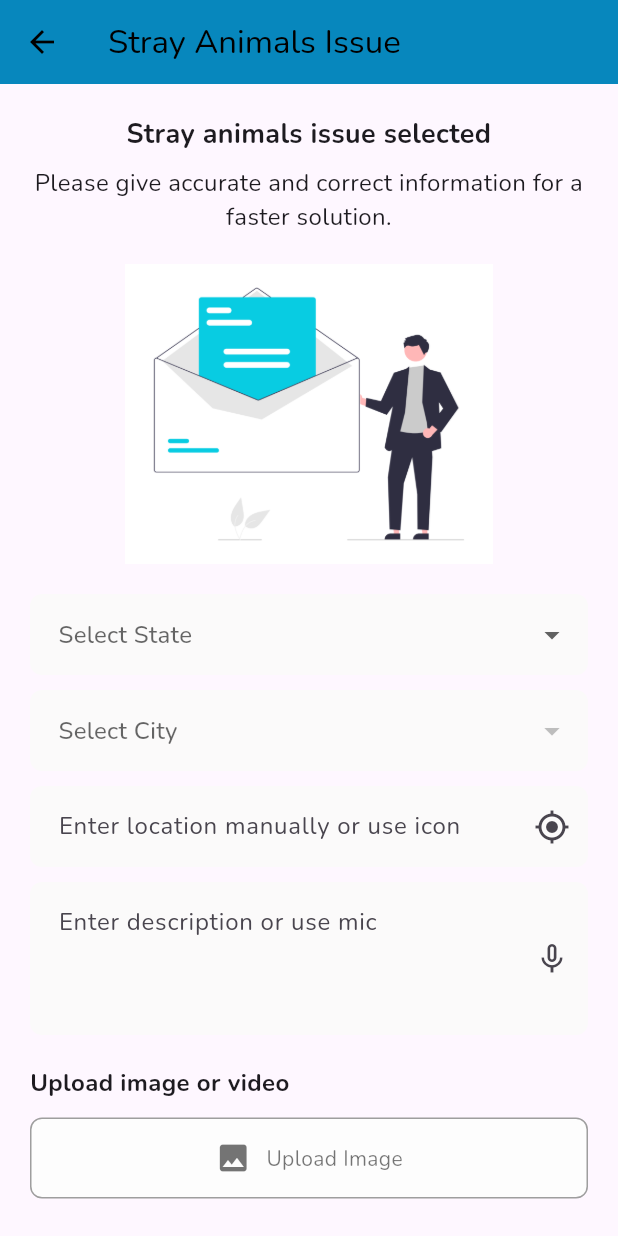
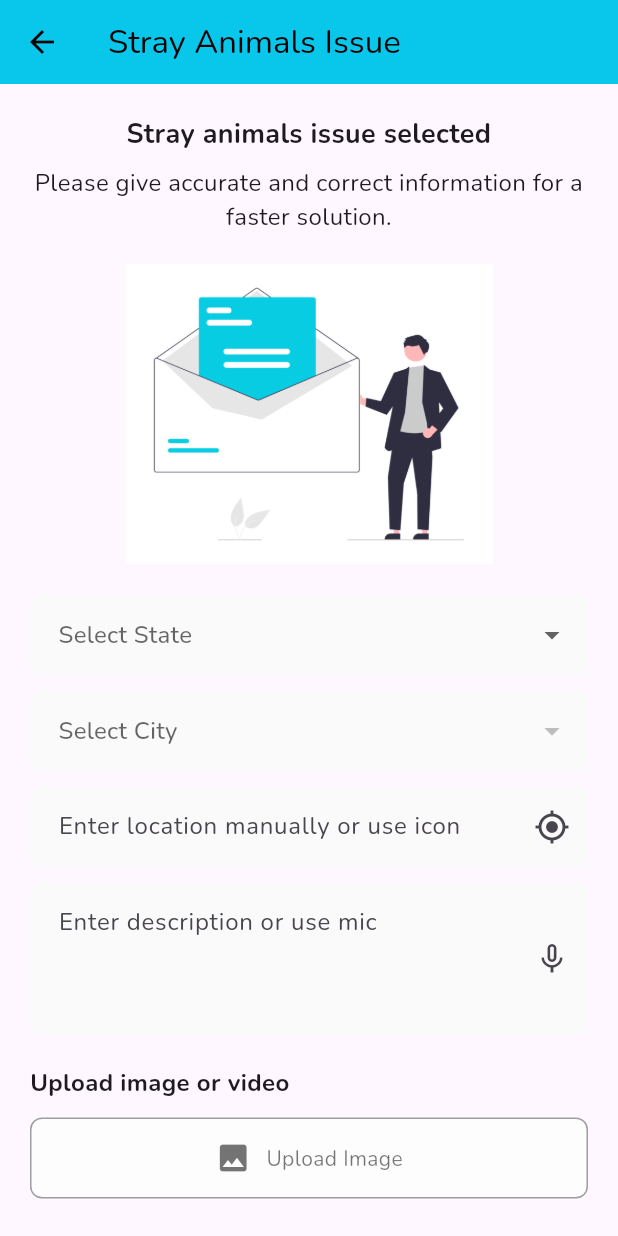
Before and after one commit to shrutisachan08/NagarVikas, a Flutter app: the AnimalsPage screen opened directly, on a phone screen of 412 x 824 dp. Run offline on Flutter 3.47's test engine with Material 3 defaults, Android fonts, the phone set to English and light mode, and no system bars; our stand-ins replace animate_do, animated_text_kit, connectivity_plus, dio, firebase_auth, firebase_core and 15 more; missing offline and left inert: onesignal_flutter; accounts and stored records are empty; project files that could hold a hidden picture were left out.

Commit message:
made change

```diff
--- a/lib/screen/animals.dart
+++ b/lib/screen/animals.dart
@@ -9,7 +9,7 @@ class AnimalsPage extends StatelessWidget {
     return Scaffold(
       appBar: AppBar(
         title: const Text("Stray Animals Issue"),
-        backgroundColor: const Color.fromARGB(255, 2, 138, 192),
+        backgroundColor: const Color.fromARGB(255, 4, 204, 240),
         foregroundColor: Colors.black,
         elevation: 1,
       ),
--- a/lib/screen/drainage.dart
+++ b/lib/screen/drainage.dart
@@ -9,7 +9,7 @@ class DrainagePage extends StatelessWidget {
     return Scaffold(
       appBar: AppBar(
         title: const Text("Drainage Issue"),
-        backgroundColor: const Color.fromARGB(255, 1, 163, 213),
+        backgroundColor: const Color.fromARGB(255, 4, 204, 240),
         foregroundColor: Colors.black,
         elevation: 1,
       ),
--- a/lib/screen/garbage.dart
+++ b/lib/screen/garbage.dart
@@ -10,7 +10,7 @@ class GarbagePage extends StatelessWidget {
     return Scaffold(
       appBar: AppBar(
         title: const Text("Garbage Issue"),
-        backgroundColor: const Color.fromARGB(255, 2, 143, 186),
+        backgroundColor: const Color.fromARGB(255, 4, 204, 240),
         foregroundColor: Colors.black,
         elevation: 1,
       ),
--- a/lib/screen/new_entry.dart
+++ b/lib/screen/new_entry.dart
@@ -9,7 +9,7 @@ class NewEntryPage extends StatelessWidget {
     return Scaffold(
       appBar: AppBar(
         title: const Text("New Issue"),
-        backgroundColor: const Color.fromARGB(255, 5, 139, 207),
+        backgroundColor: const Color.fromARGB(255, 4, 204, 240),
         foregroundColor: Colors.black,
         elevation: 1,
       ),
--- a/lib/screen/road.dart
+++ b/lib/screen/road.dart
@@ -9,7 +9,7 @@ class RoadPage extends StatelessWidget {
     return Scaffold(
       appBar: AppBar(
         title: const Text("Road Issue"),
-        backgroundColor: const Color.fromARGB(255, 3, 129, 192),
+        backgroundColor: const Color.fromARGB(255, 4, 204, 240),
         foregroundColor: Colors.black,
         elevation: 1,
       ),
--- a/lib/screen/street_light.dart
+++ b/lib/screen/street_light.dart
@@ -9,7 +9,7 @@ class StreetLightPage extends StatelessWidget {
     return Scaffold(
       appBar: AppBar(
         title: const Text("Street Lights Issue"),
-        backgroundColor: const Color.fromARGB(255, 3, 137, 221),
+        backgroundColor: const Color.fromARGB(255, 4, 204, 240),
         foregroundColor: Colors.black,
         elevation: 1,
       ),
--- a/lib/screen/water.dart
+++ b/lib/screen/water.dart
@@ -9,7 +9,7 @@ class WaterPage extends StatelessWidget {
     return Scaffold(
       appBar: AppBar(
         title: const Text("Water Issue"),
-        backgroundColor: const Color.fromARGB(255, 2, 114, 184),
+        backgroundColor: const Color.fromARGB(255, 4, 204, 240),
         foregroundColor: Colors.black,
         elevation: 1,
       ),
```
Also changed, not shown: 4 other files.
